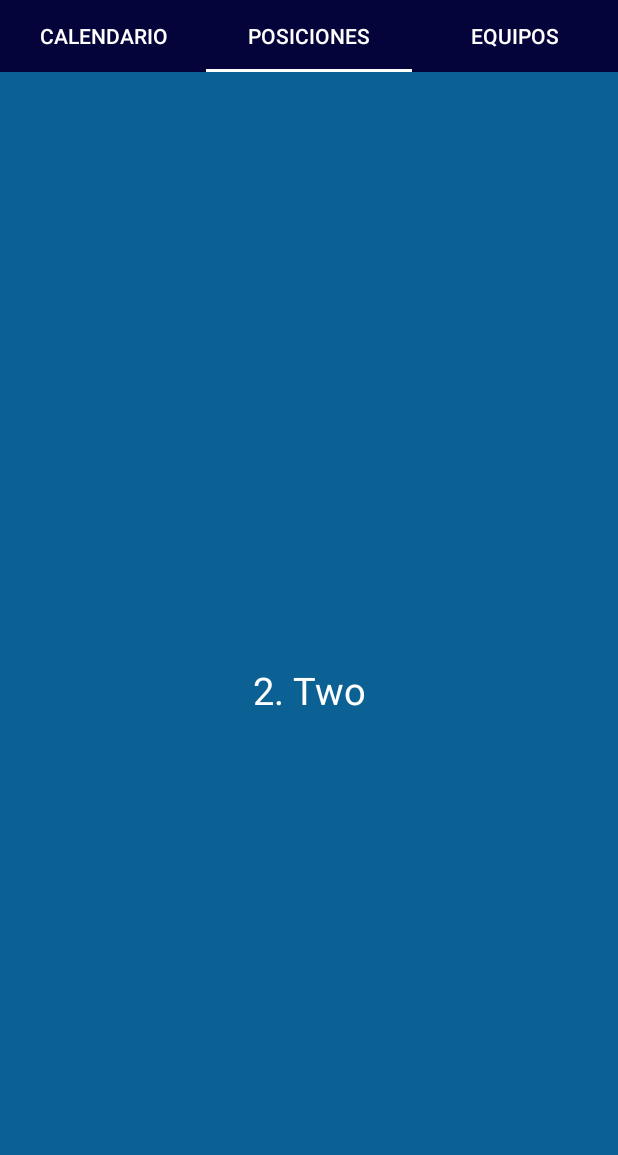
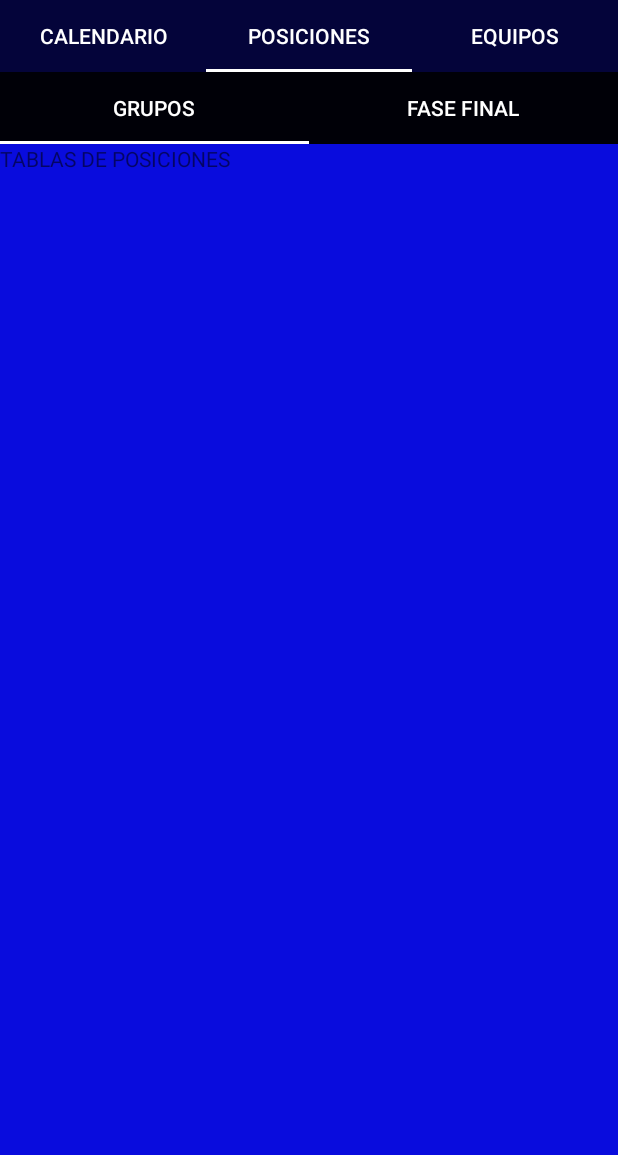
Before and after one commit to leoc8697/AppCopaAmerica, an Android app: the screen it shows after launch (MainActivity), tab 2 chosen, on a phone screen of 412 x 824 dp, the part 81-1236 px from its top. Run offline under Robolectric (Android 15) with nearby library versions, the phone set to English and light mode, and no system bars.

Commit message:
Fragment on Fragment of Positions created.

```diff
--- a/app/src/main/java/com/example/appcopaamerica/CalendarFragment.java
+++ b/app/src/main/java/com/example/appcopaamerica/CalendarFragment.java
@@ -9,7 +9,6 @@ import android.view.View;
 import android.view.ViewGroup;
 
 import java.util.ArrayList;
-import java.util.List;
 
 public class CalendarFragment extends Fragment {
 
@@ -40,8 +39,8 @@ public class CalendarFragment extends Fragment {
     public ArrayList<MatchModel> getMatchs(){
 
         ArrayList<MatchModel> matches = new ArrayList<>();
-        matches.add(new MatchModel("Brasil", "Bolivia", "Hora", "  Viernes 14 Junio", R.mipmap.brasil_round, R.mipmap.bolivia_round));
-        matches.add(new MatchModel("Brasil2", "Bolivia2", "Hora2", "  Viernes2", R.mipmap.brasil_round, R.mipmap.bolivia_round));
+        matches.add(new MatchModel("Brasil", "Bolivia", "Hora", "   Viernes 14 Junio", R.mipmap.brasil_round, R.mipmap.bolivia_round));
+        matches.add(new MatchModel("Brasil2", "Bolivia2", "Hora2", "   Viernes2", R.mipmap.brasil_round, R.mipmap.bolivia_round));
         //match.add(new MatchModel("Brasil3", "Hora3", "Bolivia3", "Viernes3",R.drawable.br,R.drawable.bo));
 
         return matches;
--- /dev/null
+++ b/app/src/main/java/com/example/appcopaamerica/FaseFinalFragment.java
@@ -0,0 +1,25 @@
+package com.example.appcopaamerica;
+
+import android.os.Bundle;
+import android.support.v4.app.Fragment;
+import android.view.LayoutInflater;
+import android.view.View;
+import android.view.ViewGroup;
+
+public class FaseFinalFragment extends Fragment {
+
+    public FaseFinalFragment() {
+        // Required empty public constructor
+    }
+
+    @Override
+    public void onCreate(Bundle savedInstanceState) {
+        super.onCreate(savedInstanceState);
+    }
+
+
+    @Override
+    public View onCreateView(LayoutInflater inflater, ViewGroup container, Bundle savedInstanceState) {
+        return inflater.inflate(R.layout.fragment_fase_final, container, false);
+    }
+}
--- a/app/src/main/java/com/example/appcopaamerica/MainActivity.java
+++ b/app/src/main/java/com/example/appcopaamerica/MainActivity.java
@@ -41,7 +41,7 @@ public class MainActivity extends AppCompatActivity {
         viewPager.setAdapter(adapter);
     }
 
-    class ViewPagerAdapter extends FragmentPagerAdapter {
+    static class ViewPagerAdapter extends FragmentPagerAdapter {
         private final List<Fragment> mFragmentList = new ArrayList<>();
         private final List<String> mFragmentTitleList = new ArrayList<>();
 
--- a/app/src/main/java/com/example/appcopaamerica/PositionsFragment.java
+++ b/app/src/main/java/com/example/appcopaamerica/PositionsFragment.java
@@ -1,26 +1,79 @@
 package com.example.appcopaamerica;
 
 import android.os.Bundle;
+import android.support.design.widget.TabLayout;
 import android.support.v4.app.Fragment;
+import android.support.v4.app.FragmentManager;
+import android.support.v4.app.FragmentPagerAdapter;
+import android.support.v4.view.ViewPager;
 import android.view.LayoutInflater;
 import android.view.View;
 import android.view.ViewGroup;
 
+import java.util.ArrayList;
+import java.util.List;
+
 public class PositionsFragment extends Fragment {
+
+    private TabLayout subTabLayout;
+    public ViewPager subViewPager;
 
     public PositionsFragment() {
         // Required empty public constructor
     }
 
     @Override
-    public void onCreate(Bundle savedInstanceState) {
+    public View onCreateView(LayoutInflater inflater, ViewGroup container, Bundle savedInstanceState) {
+
+        View view = inflater.inflate(R.layout.fragment_positions, container, false);
+
         super.onCreate(savedInstanceState);
+
+        subViewPager = (ViewPager) view.findViewById(R.id.viewsubpager);
+        setupViewPager(subViewPager);
+
+        subTabLayout = (TabLayout) view.findViewById(R.id.subtabs);
+        subTabLayout.setupWithViewPager(subViewPager);
+
+        return view;
 
     }
 
 
-    @Override
-    public View onCreateView(LayoutInflater inflater, ViewGroup container, Bundle savedInstanceState) {
-        return inflater.inflate(R.layout.fragment_positions, container, false);
+    private void setupViewPager(ViewPager viewPager) {
+        MainActivity.ViewPagerAdapter adapter = new MainActivity.ViewPagerAdapter(getActivity().getSupportFragmentManager());
+        adapter.addFragment(new TableFragment(), "Grupos");
+        adapter.addFragment(new FaseFinalFragment(), "Fase Final");
+        viewPager.setAdapter(adapter);
     }
+
+    class ViewSubpagerAdapter extends FragmentPagerAdapter {
+        private final List<Fragment> mFragmentList = new ArrayList<>();
+        private final List<String> mFragmentTitleList = new ArrayList<>();
+
+        public ViewSubpagerAdapter(FragmentManager manager) {
+            super(manager);
+        }
+
+        @Override
+        public Fragment getItem(int position) {
+            return mFragmentList.get(position);
+        }
+
+        @Override
+        public int getCount() {
+            return mFragmentList.size();
+        }
+
+        public void addFragment(Fragment fragment, String title) {
+            mFragmentList.add(fragment);
+            mFragmentTitleList.add(title);
+        }
+
+        @Override
+        public CharSequence getPageTitle(int position) {
+            return mFragmentTitleList.get(position);
+        }
+    }
+
 }
--- /dev/null
+++ b/app/src/main/java/com/example/appcopaamerica/TableFragment.java
@@ -0,0 +1,25 @@
+package com.example.appcopaamerica;
+
+import android.os.Bundle;
+import android.support.v4.app.Fragment;
+import android.view.LayoutInflater;
+import android.view.View;
+import android.view.ViewGroup;
+
+public class TableFragment extends Fragment {
+
+    public TableFragment() {
+        // Required empty public constructor
+    }
+
+    @Override
+    public void onCreate(Bundle savedInstanceState) {
+        super.onCreate(savedInstanceState);
+    }
+
+
+    @Override
+    public View onCreateView(LayoutInflater inflater, ViewGroup container, Bundle savedInstanceState) {
+        return inflater.inflate(R.layout.fragment_table, container, false);
+    }
+}
--- a/app/src/main/res/layout/activity_main.xml
+++ b/app/src/main/res/layout/activity_main.xml
@@ -45,7 +45,8 @@
         app:layout_constraintStart_toStartOf="@+id/toolbar"
         app:layout_constraintTop_toTopOf="@+id/toolbar"
         app:layout_constraintVertical_bias="0.0"
-        app:srcCompat="@mipmap/text_toolbar_foreground" />
+        app:srcCompat="@mipmap/text_toolbar_foreground"
+        android:layout_marginRight="8dp" />
 
     <android.support.design.widget.TabLayout
         android:id="@+id/tabs"
--- a/app/src/main/res/layout/fragment_positions.xml
+++ b/app/src/main/res/layout/fragment_positions.xml
@@ -1,17 +1,44 @@
 <?xml version="1.0" encoding="utf-8"?>
-<FrameLayout xmlns:android="http://schemas.android.com/apk/res/android"
+<android.support.design.widget.CoordinatorLayout xmlns:android="http://schemas.android.com/apk/res/android"
     xmlns:tools="http://schemas.android.com/tools"
     android:layout_width="match_parent"
     android:layout_height="match_parent"
+    xmlns:app="http://schemas.android.com/apk/res-auto"
+    android:layout_marginLeft="8dp"
+    android:layout_marginTop="8dp"
+    android:layout_marginRight="8dp"
+    android:layout_marginBottom="8dp"
     tools:context=".PositionsFragment">
 
-    <TextView
+    <LinearLayout
         android:layout_width="match_parent"
         android:layout_height="match_parent"
-        android:gravity="center"
-        android:textSize="25sp"
-        android:background="#0C6194"
-        android:textColor="#fff"
-        android:text="2. Two" />
+        android:orientation="vertical">
 
-</FrameLayout>
+        <android.support.design.widget.TabLayout
+            android:id="@+id/subtabs"
+            android:layout_width="match_parent"
+            android:layout_height="wrap_content"
+            android:background="@color/colorButtonsSecondToolbar"
+            app:layout_constraintBottom_toBottomOf="parent"
+            app:layout_constraintEnd_toEndOf="parent"
+            app:layout_constraintHorizontal_bias="0.0"
+            app:layout_constraintStart_toStartOf="parent"
+            app:layout_constraintTop_toBottomOf="@+id/imageView3"
+            app:layout_constraintVertical_bias="0.0"
+            app:tabIndicatorColor="#FFFFFF"
+            app:tabSelectedTextColor="#fff"
+            app:tabTextColor="#fff"
+            app:titleMargin="0dp" />
+
+        <android.support.v4.view.ViewPager
+            android:id="@+id/viewsubpager"
+            android:layout_width="match_parent"
+            android:layout_height="wrap_content"
+            app:layout_behavior="@string/appbar_scrolling_view_behavior"
+            app:layout_constraintTop_toBottomOf="@+id/tabs"
+            tools:ignore="MissingConstraints"
+            tools:layout_editor_absoluteX="-2dp" />
+    </LinearLayout>
+
+</android.support.design.widget.CoordinatorLayout>
--- /dev/null
+++ b/app/src/main/res/layout/fragment_table.xml
@@ -0,0 +1,25 @@
+<?xml version="1.0" encoding="utf-8"?>
+<android.support.design.widget.CoordinatorLayout xmlns:android="http://schemas.android.com/apk/res/android"
+    xmlns:tools="http://schemas.android.com/tools"
+    android:layout_width="match_parent"
+    android:layout_height="match_parent"
+    android:layout_marginLeft="8dp"
+    android:layout_marginTop="8dp"
+    android:layout_marginRight="8dp"
+    android:layout_marginBottom="8dp"
+    android:background="#00FC0404"
+    tools:context=".TableFragment">
+
+    <LinearLayout
+        android:layout_width="match_parent"
+        android:layout_height="match_parent"
+        android:background="#090CDD"
+        android:orientation="vertical">
+
+        <TextView
+            android:layout_width="match_parent"
+            android:layout_height="wrap_content"
+            android:text="TABLAS DE POSICIONES"/>
+    </LinearLayout>
+
+</android.support.design.widget.CoordinatorLayout>
--- a/app/src/main/res/values/colors.xml
+++ b/app/src/main/res/values/colors.xml
@@ -5,6 +5,6 @@
     <color name="colorAccent">#D81B60</color>
     <color name="colorLogoToolbar">#0F5302</color>
     <color name="colorButtonsToolbar">#04043A</color>
-    <color name="colorTextButtonToolbar">#ffffff</color>
+    <color name="colorButtonsSecondToolbar">#000007</color>
     <color name="colorBarDateMatch">#B0041601</color>
 </resources>
```
Also changed, not shown: app/src/main/java/com/example/appcopaamerica/SubpageAdapter.java (added, +40 -0 lines), app/src/main/res/layout/fragment_fase_final.xml (added, +25 -0 lines).
